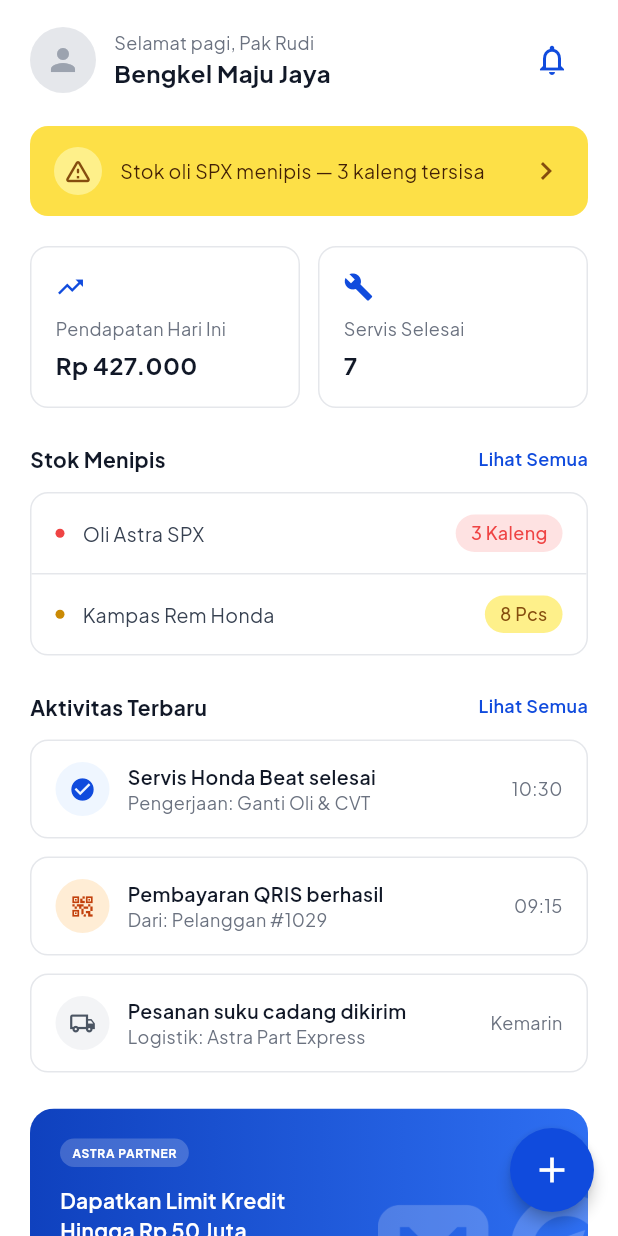
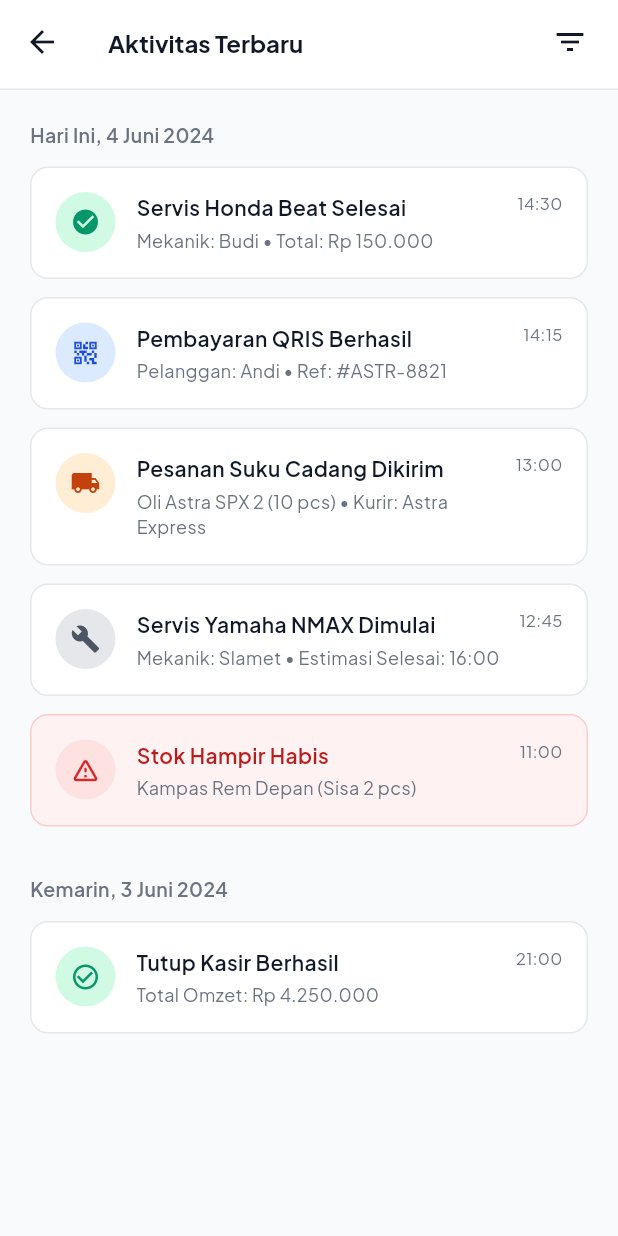
Before and after one commit to elginbrian/astrahub-mobile, a Flutter app: the HomePage screen opened directly, after a tap on the "notifications none" icon, on a phone screen of 412 x 824 dp. Run offline on Flutter 3.47's test engine with Material 3 defaults, Android fonts, the light colour scheme and no system bars; our stand-ins replace dartz, dio, equatable, flutter_riverpod, flutter_secure_storage, freezed_annotation and 7 more; accounts and stored records are empty.

Commit message:
feat: adding notification page

```diff
--- a/lib/core/router/app_router.dart
+++ b/lib/core/router/app_router.dart
@@ -19,6 +19,7 @@ import '../../features/onboarding/presentation/pages/onboarding_4_page.dart';
 import '../../features/new_service/presentation/pages/new_service_page.dart';
 import '../../features/service_validation/presentation/pages/service_validation_page.dart';
 import '../../features/service_payment_success/presentation/pages/service_payment_success_page.dart';
+import '../../features/notification/presentation/pages/notification_page.dart';
 import 'app_routes.dart';
 import 'route_guard.dart';
 
@@ -187,6 +188,15 @@ final appRouterProvider = Provider<GoRouter>((ref) {
           transitionsBuilder: _scaleFadeTransition,
         ),
       ),
+      GoRoute(
+        path: AppRoutes.notification,
+        name: AppRoutes.notificationName,
+        pageBuilder: (context, state) => CustomTransitionPage(
+          key: state.pageKey,
+          child: const NotificationPage(),
+          transitionsBuilder: _slideTransition,
+        ),
+      ),
     ],
     errorBuilder: (context, state) => Scaffold(
       body: Center(child: Text('Route not found: ${state.error}')),
--- a/lib/core/router/app_routes.dart
+++ b/lib/core/router/app_routes.dart
@@ -18,6 +18,7 @@ abstract class AppRoutes {
   static const newService = '/new-service';
   static const serviceValidation = '/service-validation';
   static const servicePaymentSuccess = '/service-payment-success';
+  static const notification = '/notification';
 
   // ── Names ──────────────────────────────────────────────────────────
   static const splashName = 'splash';
@@ -37,4 +38,5 @@ abstract class AppRoutes {
   static const newServiceName = 'newService';
   static const serviceValidationName = 'serviceValidation';
   static const servicePaymentSuccessName = 'servicePaymentSuccess';
+  static const notificationName = 'notification';
 }
--- a/lib/core/router/route_guard.dart
+++ b/lib/core/router/route_guard.dart
@@ -27,6 +27,7 @@ class RouteGuard {
     AppRoutes.newService,
     AppRoutes.serviceValidation,
     AppRoutes.servicePaymentSuccess,
+    AppRoutes.notification,
   };
 
   Future<String?> redirect(_, GoRouterState state) async {
--- a/lib/features/home/presentation/widgets/home_header.dart
+++ b/lib/features/home/presentation/widgets/home_header.dart
@@ -1,6 +1,8 @@
 import 'package:flutter/material.dart';
+import 'package:go_router/go_router.dart';
 import 'package:google_fonts/google_fonts.dart';
 
+import '../../../../core/router/app_routes.dart';
 import '../../../../core/theme/app_colors.dart';
 
 class HomeHeader extends StatelessWidget {
@@ -41,7 +43,7 @@ class HomeHeader extends StatelessWidget {
             ),
           ),
           IconButton(
-            onPressed: () {},
+            onPressed: () => context.pushNamed(AppRoutes.notificationName),
             icon: const Icon(Icons.notifications_none, color: AppColors.astraBlue),
           ),
         ],
--- a/lib/features/home/presentation/widgets/home_recent_activities.dart
+++ b/lib/features/home/presentation/widgets/home_recent_activities.dart
@@ -1,6 +1,8 @@
 import 'package:flutter/material.dart';
+import 'package:go_router/go_router.dart';
 import 'package:google_fonts/google_fonts.dart';
 
+import '../../../../core/router/app_routes.dart';
 import '../../../../core/theme/app_colors.dart';
 
 class HomeRecentActivities extends StatelessWidget {
@@ -23,12 +25,15 @@ class HomeRecentActivities extends StatelessWidget {
                   color: const Color(0xFF111827),
                 ),
               ),
-              Text(
-                'Lihat Semua',
-                style: GoogleFonts.plusJakartaSans(
-                  fontSize: 12,
-                  fontWeight: FontWeight.w600,
-                  color: AppColors.astraBlue,
+              GestureDetector(
+                onTap: () => context.pushNamed(AppRoutes.notificationName),
+                child: Text(
+                  'Lihat Semua',
+                  style: GoogleFonts.plusJakartaSans(
+                    fontSize: 12,
+                    fontWeight: FontWeight.w600,
+                    color: AppColors.astraBlue,
+                  ),
                 ),
               ),
             ],
--- /dev/null
+++ b/lib/features/notification/presentation/pages/notification_page.dart
@@ -0,0 +1,89 @@
+import 'package:flutter/material.dart';
+
+import '../widgets/notification_app_bar.dart';
+import '../widgets/notification_date_group.dart';
+import '../widgets/notification_item.dart';
+
+class NotificationPage extends StatelessWidget {
+  const NotificationPage({super.key});
+
+  @override
+  Widget build(BuildContext context) {
+    return Scaffold(
+      backgroundColor: const Color(0xFFF9FAFB),
+      appBar: const NotificationAppBar(),
+      body: SafeArea(
+        child: SingleChildScrollView(
+          padding: const EdgeInsets.symmetric(horizontal: 20),
+          child: Column(
+            crossAxisAlignment: CrossAxisAlignment.start,
+            children: [
+              const SizedBox(height: 8),
+              NotificationDateGroup(
+                date: 'Hari Ini, 4 Juni 2024',
+                items: [
+                  const NotificationItem(
+                    icon: Icons.check_circle,
+                    iconColor: Color(0xFF059669),
+                    iconBgColor: Color(0xFFD1FAE5),
+                    title: 'Servis Honda Beat Selesai',
+                    subtitle: 'Mekanik: Budi • Total: Rp 150.000',
+                    time: '14:30',
+                  ),
+                  const NotificationItem(
+                    icon: Icons.qr_code_2,
+                    iconColor: Color(0xFF1D4ED8),
+                    iconBgColor: Color(0xFFDBEAFE),
+                    title: 'Pembayaran QRIS Berhasil',
+                    subtitle: 'Pelanggan: Andi • Ref: #ASTR-8821',
+                    time: '14:15',
+                  ),
+                  const NotificationItem(
+                    icon: Icons.local_shipping,
+                    iconColor: Color(0xFFC2410C),
+                    iconBgColor: Color(0xFFFFEDD5),
+                    title: 'Pesanan Suku Cadang Dikirim',
+                    subtitle: 'Oli Astra SPX 2 (10 pcs) • Kurir: Astra Express',
+                    time: '13:00',
+                  ),
+                  const NotificationItem(
+                    icon: Icons.build,
+                    iconColor: Color(0xFF4B5563),
+                    iconBgColor: Color(0xFFE5E7EB),
+                    title: 'Servis Yamaha NMAX Dimulai',
+                    subtitle: 'Mekanik: Slamet • Estimasi Selesai: 16:00',
+                    time: '12:45',
+                  ),
+                  const NotificationItem(
+                    icon: Icons.warning_amber_rounded,
+                    iconColor: Color(0xFFDC2626),
+                    iconBgColor: Color(0xFFFEE2E2),
+                    title: 'Stok Hampir Habis',
+                    subtitle: 'Kampas Rem Depan (Sisa 2 pcs)',
+                    time: '11:00',
+                    isAlert: true,
+                  ),
+                ],
+              ),
+              const SizedBox(height: 8),
+              NotificationDateGroup(
+                date: 'Kemarin, 3 Juni 2024',
+                items: [
+                  const NotificationItem(
+                    icon: Icons.check_circle_outline,
+                    iconColor: Color(0xFF059669),
+                    iconBgColor: Color(0xFFD1FAE5),
+                    title: 'Tutup Kasir Berhasil',
+                    subtitle: 'Total Omzet: Rp 4.250.000',
+                    time: '21:00',
+                  ),
+                ],
+              ),
+              const SizedBox(height: 24),
+            ],
+          ),
+        ),
+      ),
+    );
+  }
+}
--- /dev/null
+++ b/lib/features/notification/presentation/widgets/notification_app_bar.dart
@@ -0,0 +1,51 @@
+import 'package:flutter/material.dart';
+import 'package:go_router/go_router.dart';
+import 'package:google_fonts/google_fonts.dart';
+
+import '../../../../../core/theme/app_colors.dart';
+
+class NotificationAppBar extends StatelessWidget implements PreferredSizeWidget {
+  const NotificationAppBar({super.key});
+
+  @override
+  Size get preferredSize => const Size.fromHeight(60);
+
+  @override
+  Widget build(BuildContext context) {
+    return AppBar(
+      backgroundColor: Colors.white,
+      elevation: 0,
+      surfaceTintColor: Colors.white,
+      leading: IconButton(
+        icon: const Icon(Icons.arrow_back, color: Color(0xFF111827)),
+        onPressed: () {
+          if (context.canPop()) {
+            context.pop();
+          }
+        },
+      ),
+      title: Text(
+        'Aktivitas Terbaru',
+        style: GoogleFonts.plusJakartaSans(
+          fontSize: 16,
+          fontWeight: FontWeight.bold,
+          color: const Color(0xFF111827),
+        ),
+      ),
+      actions: [
+        IconButton(
+          onPressed: () {},
+          icon: const Icon(Icons.filter_list, color: Color(0xFF111827)),
+        ),
+        const SizedBox(width: 8),
+      ],
+      bottom: PreferredSize(
+        preferredSize: const Size.fromHeight(1),
+        child: Container(
+          color: const Color(0xFFE5E7EB),
+          height: 1,
+        ),
+      ),
+    );
+  }
+}
--- /dev/null
+++ b/lib/features/notification/presentation/widgets/notification_date_group.dart
@@ -0,0 +1,36 @@
+import 'package:flutter/material.dart';
+import 'package:google_fonts/google_fonts.dart';
+
+import 'notification_item.dart';
+
+class NotificationDateGroup extends StatelessWidget {
+  final String date;
+  final List<NotificationItem> items;
+
+  const NotificationDateGroup({
+    super.key,
+    required this.date,
+    required this.items,
+  });
+
+  @override
+  Widget build(BuildContext context) {
+    return Column(
+      crossAxisAlignment: CrossAxisAlignment.start,
+      children: [
+        Padding(
+          padding: const EdgeInsets.symmetric(vertical: 12),
+          child: Text(
+            date,
+            style: GoogleFonts.plusJakartaSans(
+              fontSize: 13,
+              fontWeight: FontWeight.w600,
+              color: const Color(0xFF6B7280),
+            ),
+          ),
+        ),
+        ...items,
+      ],
+    );
+  }
+}
--- /dev/null
+++ b/lib/features/notification/presentation/widgets/notification_item.dart
@@ -0,0 +1,84 @@
+import 'package:flutter/material.dart';
+import 'package:google_fonts/google_fonts.dart';
+
+class NotificationItem extends StatelessWidget {
+  final IconData icon;
+  final Color iconColor;
+  final Color iconBgColor;
+  final String title;
+  final String subtitle;
+  final String time;
+  final bool isAlert;
+
+  const NotificationItem({
+    super.key,
+    required this.icon,
+    required this.iconColor,
+    required this.iconBgColor,
+    required this.title,
+    required this.subtitle,
+    required this.time,
+    this.isAlert = false,
+  });
+
+  @override
+  Widget build(BuildContext context) {
+    return Container(
+      margin: const EdgeInsets.only(bottom: 12),
+      padding: const EdgeInsets.all(16),
+      decoration: BoxDecoration(
+        color: isAlert ? const Color(0xFFFEF2F2) : Colors.white,
+        borderRadius: BorderRadius.circular(12),
+        border: Border.all(
+          color: isAlert ? const Color(0xFFFECACA) : const Color(0xFFE5E7EB),
+        ),
+      ),
+      child: Row(
+        crossAxisAlignment: CrossAxisAlignment.start,
+        children: [
+          Container(
+            width: 40,
+            height: 40,
+            decoration: BoxDecoration(
+              color: iconBgColor,
+              shape: BoxShape.circle,
+            ),
+            child: Icon(icon, color: iconColor, size: 20),
+          ),
+          const SizedBox(width: 14),
+          Expanded(
+            child: Column(
+              crossAxisAlignment: CrossAxisAlignment.start,
+              children: [
+                Text(
+                  title,
+                  style: GoogleFonts.plusJakartaSans(
+                    fontSize: 14,
+                    fontWeight: FontWeight.w600,
+                    color: isAlert ? const Color(0xFFB91C1C) : const Color(0xFF111827),
+                  ),
+                ),
+                const SizedBox(height: 4),
+                Text(
+                  subtitle,
+                  style: GoogleFonts.plusJakartaSans(
+                    fontSize: 12,
+                    color: const Color(0xFF6B7280),
+                    height: 1.4,
+                  ),
+                ),
+              ],
+            ),
+          ),
+          Text(
+            time,
+            style: GoogleFonts.plusJakartaSans(
+              fontSize: 11,
+              color: const Color(0xFF6B7280),
+            ),
+          ),
+        ],
+      ),
+    );
+  }
+}
```
